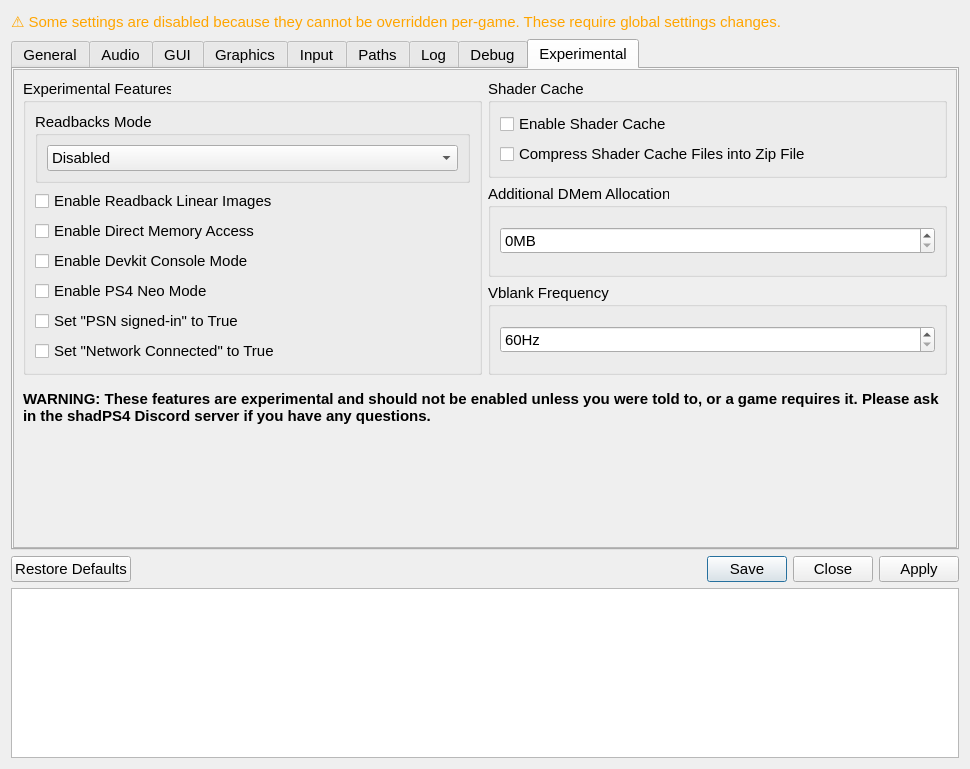
Above: src/qt_ui/settings_dialog.ui from shadLaunchers/shadLauncher4 before the change. Below: the same form after it.
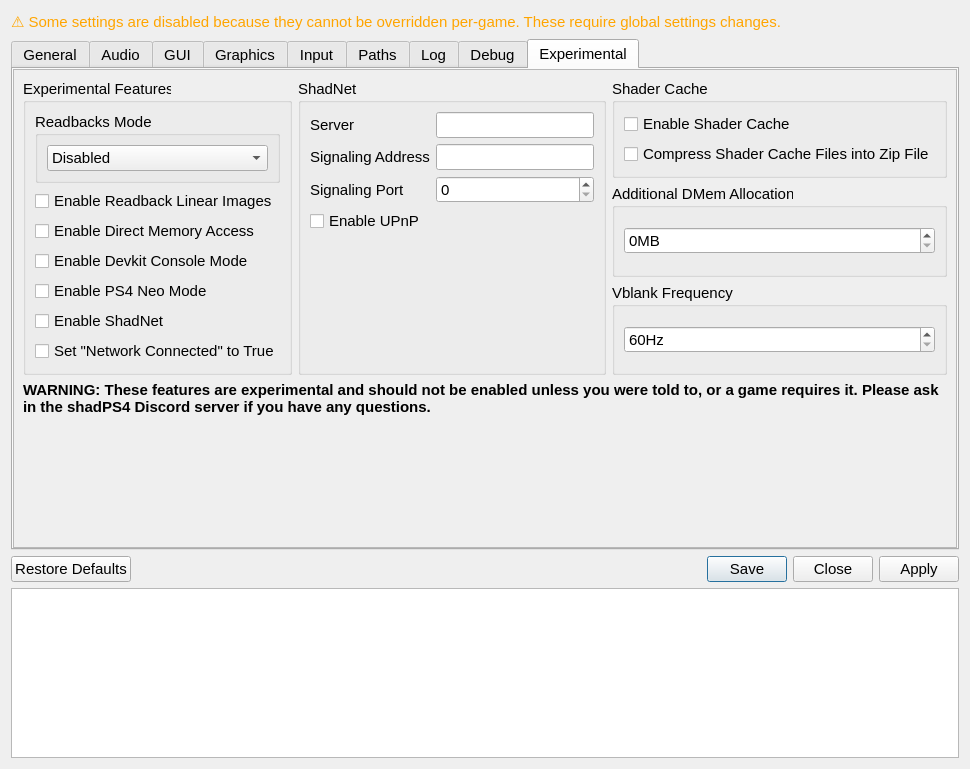
That is the form after the change. The open tabs and pages were chosen to show the change. Icons and pictures are not drawn.

Commit message: added more missing settings to UI

```diff
--- a/src/qt_ui/settings_dialog.ui
+++ b/src/qt_ui/settings_dialog.ui
@@ -2472,7 +2472,7 @@
                <item>
                 <widget class="QCheckBox" name="psnSignInCheckBox">
                  <property name="text">
-                  <string>Set &quot;PSN signed-in&quot; to True</string>
+                  <string>Enable ShadNet</string>
                  </property>
                 </widget>
                </item>
@@ -2486,6 +2486,56 @@
               </layout>
              </widget>
             </item>
+            <item>
+             <widget class="QGroupBox" name="shadNetGroupBox">
+              <property name="title">
+               <string>ShadNet</string>
+              </property>
+              <layout class="QFormLayout" name="shadNetFormLayout">
+               <item row="0" column="0">
+                <widget class="QLabel" name="shadNetServerLabel">
+                 <property name="text">
+                  <string>Server</string>
+                 </property>
+                </widget>
+               </item>
+               <item row="0" column="1">
+                <widget class="QLineEdit" name="shadNetServerLineEdit"/>
+               </item>
+               <item row="1" column="0">
+                <widget class="QLabel" name="signalingAddrLabel">
+                 <property name="text">
+                  <string>Signaling Address</string>
+                 </property>
+                </widget>
+               </item>
+               <item row="1" column="1">
+                <widget class="QLineEdit" name="signalingAddrLineEdit"/>
+               </item>
+               <item row="2" column="0">
+                <widget class="QLabel" name="signalingPortLabel">
+                 <property name="text">
+                  <string>Signaling Port</string>
+                 </property>
+                </widget>
+               </item>
+               <item row="2" column="1">
+                <widget class="QSpinBox" name="signalingPortSpinBox">
+                 <property name="maximum">
+                  <number>65535</number>
+                 </property>
+                </widget>
+               </item>
+               <item row="3" column="0" colspan="2">
+                <widget class="QCheckBox" name="upnpCheckBox">
+                 <property name="text">
+                  <string>Enable UPnP</string>
+                 </property>
+                </widget>
+               </item>
+              </layout>
+             </widget>
+            </item>
             <item>
              <layout class="QVBoxLayout" name="verticalLayout_10">
               <item>
```
The commit also changes 1 other file.
